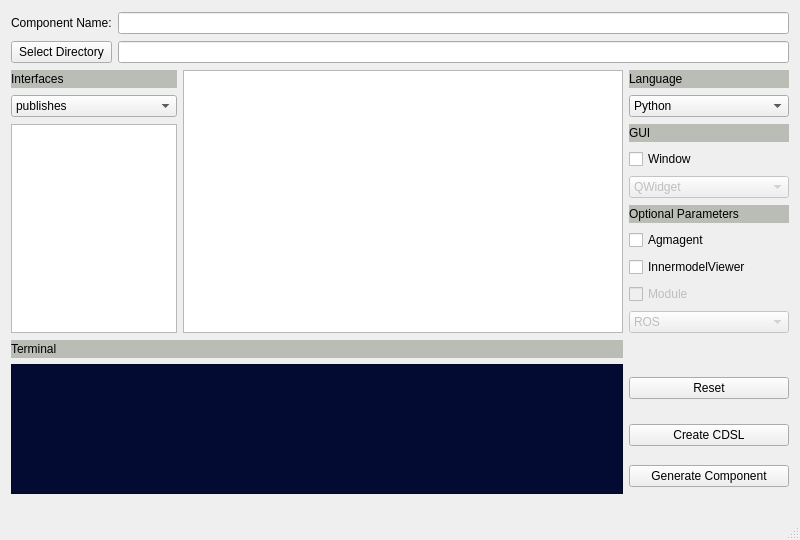
First picture: the form in robocompdsl-gui/gui.ui, repository robocomp/tools, before the edit.
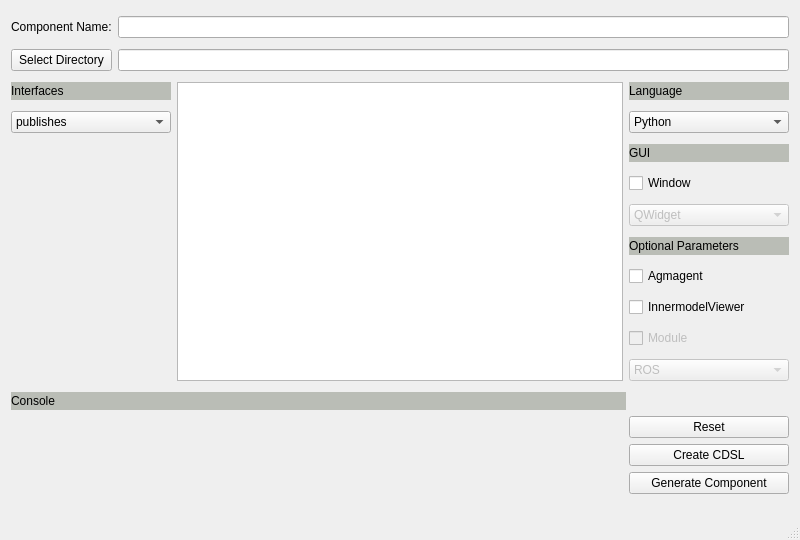
Second picture: the form after the edit.

```diff
--- a/robocompdsl-gui/gui.ui
+++ b/robocompdsl-gui/gui.ui
@@ -135,22 +135,6 @@
     </item>
     <item row="2" column="0" colspan="2">
      <widget class="QLabel" name="interfacesLabel">
-      <property name="maximumSize">
-       <size>
-        <width>16777215</width>
-        <height>18</height>
-       </size>
-      </property>
-      <property name="styleSheet">
-       <string notr="true">background-color: rgb(186, 189, 182);</string>
-      </property>
-      <property name="text">
-       <string>Interfaces</string>
-      </property>
-     </widget>
-    </item>
-    <item row="4" column="0" rowspan="8" colspan="2">
-     <widget class="QListWidget" name="interfacesListWidget">
       <property name="minimumSize">
        <size>
         <width>160</width>
@@ -159,10 +143,16 @@
       </property>
       <property name="maximumSize">
        <size>
-        <width>245</width>
-        <height>16777215</height>
+        <width>16777215</width>
+        <height>18</height>
        </size>
       </property>
+      <property name="styleSheet">
+       <string notr="true">background-color: rgb(186, 189, 182);</string>
+      </property>
+      <property name="text">
+       <string>Interfaces</string>
+      </property>
      </widget>
     </item>
     <item row="2" column="2" rowspan="10">
@@ -262,28 +252,14 @@
     </item>
     <item row="12" column="0" colspan="4">
      <layout class="QGridLayout" name="gridLayout_2">
-      <item row="1" column="0" rowspan="3">
-       <widget class="QTextEdit" name="terminalTextEdit">
-        <property name="minimumSize">
-         <size>
-          <width>0</width>
-          <height>130</height>
-         </size>
-        </property>
-        <property name="styleSheet">
-         <string notr="true">background-color: rgb(4, 11, 50);</string>
-        </property>
-        <property name="html">
-         <string>&lt;!DOCTYPE HTML PUBLIC &quot;-//W3C//DTD HTML 4.0//EN&quot; &quot;http://www.w3.org/TR/REC-html40/strict.dtd&quot;&gt;
-&lt;html&gt;&lt;head&gt;&lt;meta name=&quot;qrichtext&quot; content=&quot;1&quot; /&gt;&lt;style type=&quot;text/css&quot;&gt;
-p, li { white-space: pre-wrap; }
-&lt;/style&gt;&lt;/head&gt;&lt;body style=&quot; font-family:'Ubuntu'; font-size:11pt; font-weight:400; font-style:normal;&quot;&gt;
-&lt;p style=&quot;-qt-paragraph-type:empty; margin-top:0px; margin-bottom:0px; margin-left:0px; margin-right:0px; -qt-block-indent:0; text-indent:0px;&quot;&gt;&lt;br /&gt;&lt;/p&gt;&lt;/body&gt;&lt;/html&gt;</string>
-        </property>
-       </widget>
-      </item>
       <item row="0" column="0">
-       <widget class="QLabel" name="terminalLabel">
+       <widget class="QLabel" name="consoleLabel">
+        <property name="minimumSize">
+         <size>
+          <width>615</width>
+          <height>0</height>
+         </size>
+        </property>
         <property name="maximumSize">
          <size>
           <width>16777215</width>
@@ -294,7 +270,7 @@
          <string notr="true">background-color: rgb(186, 189, 182);</string>
         </property>
         <property name="text">
-         <string>Terminal</string>
+         <string>Console</string>
         </property>
        </widget>
       </item>
```
